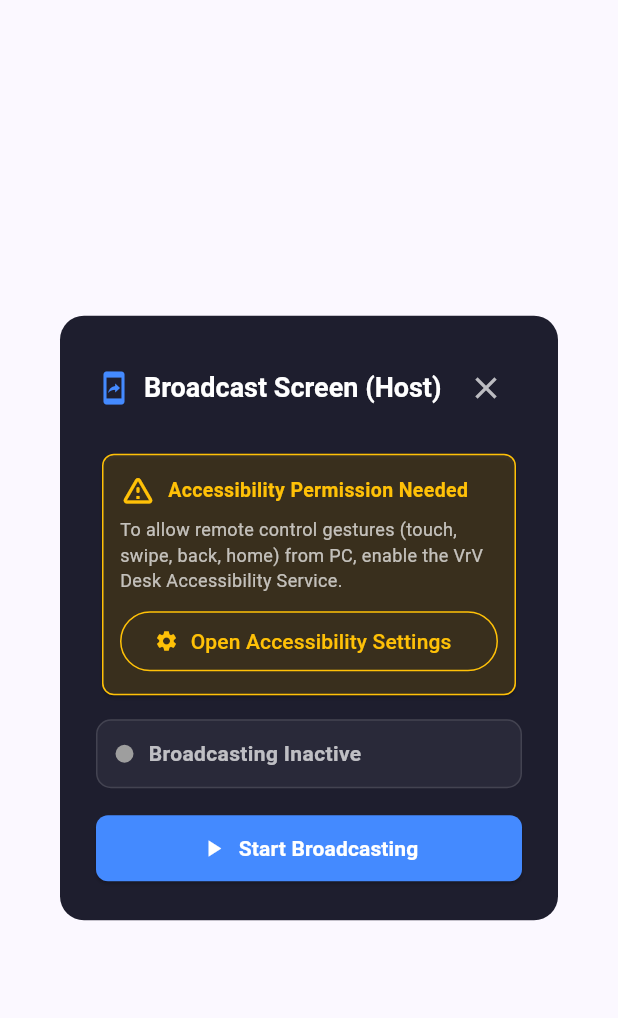
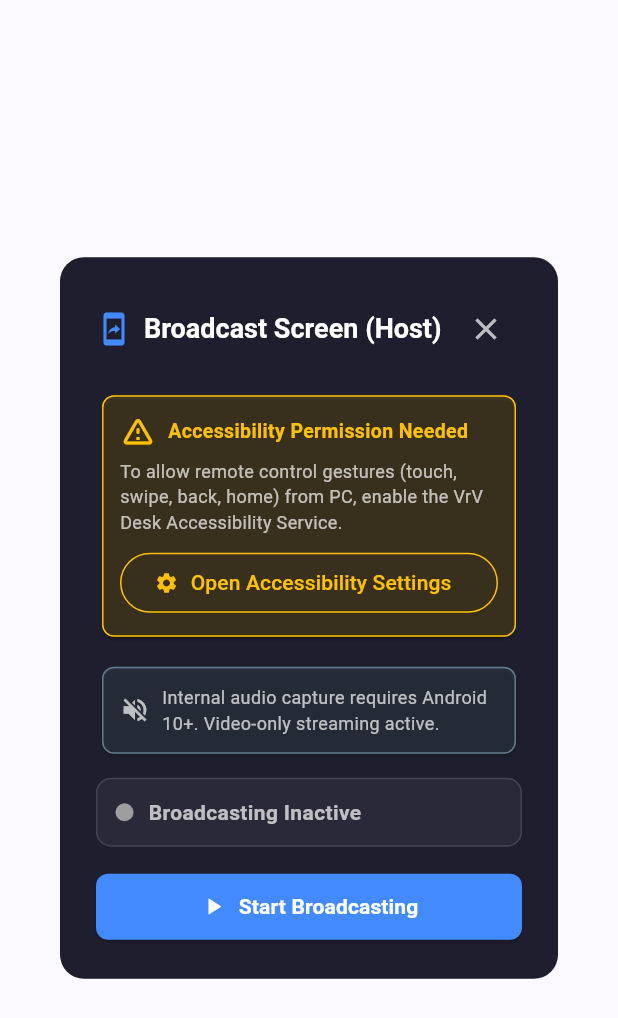
Before and after one commit to rapoii/vrv-desk, a Flutter app: the HostModeDialog widget shown alone on an empty page, opened directly with empty values, on a phone screen of 412 x 824 dp. Shown: the top 1018 px of the screen. Run offline on Flutter 3.47's test engine with Material 3 defaults, Android fonts, the phone set to English and light mode, and no system bars; our stand-ins replace qr_flutter; missing offline and left inert: cryptography, mobile_scanner.

Commit message:
feat(ui): add internal audio detection, fallback warning, and multiplexed VAUD streaming

```diff
--- a/lib/src/services/android_host_service.dart
+++ b/lib/src/services/android_host_service.dart
@@ -459,6 +459,15 @@
     }
   }
 
+  Future<bool> isInternalAudioSupported() async {
+    try {
+      final res = await _captureChannel.invokeMethod<bool>('isInternalAudioSupported');
+      return res ?? false;
+    } catch (_) {
+      return false;
+    }
+  }
+
   Future<bool> startCapture({
     int resultCode = -1, // Activity.RESULT_OK
     dynamic intentData,
@@ -466,6 +475,7 @@
     int height = 720,
     int bitrate = 2500000,
     int fps = 30,
+    bool enableAudio = true,
   }) async {
     try {
       final res = await _captureChannel.invokeMethod<bool>('startCapture', {
@@ -475,6 +485,7 @@
         'height': height,
         'bitrate': bitrate,
         'fps': fps,
+        'enableAudio': enableAudio,
       });
       return res ?? false;
     } catch (_) {
--- a/lib/src/widgets/host_mode_dialog.dart
+++ b/lib/src/widgets/host_mode_dialog.dart
@@ -30,6 +30,7 @@
 class _HostModeDialogState extends State<HostModeDialog> {
   late final AndroidHostService _hostService;
   bool _isAccessibilityEnabled = true;
+  bool _isAudioSupported = true;
   bool _isStartingOrStopping = false;
   Timer? _metricsTimer;
 
@@ -38,6 +39,7 @@
     super.initState();
     _hostService = widget.hostService ?? AndroidHostService();
     _checkAccessibility();
+    _checkAudioSupport();
     _startMetricsTimer();
   }
 
@@ -61,6 +63,15 @@
     if (mounted) {
       setState(() {
         _isAccessibilityEnabled = enabled;
+      });
+    }
+  }
+
+  Future<void> _checkAudioSupport() async {
+    final supported = await _hostService.isInternalAudioSupported();
+    if (mounted) {
+      setState(() {
+        _isAudioSupported = supported;
       });
     }
   }
@@ -196,6 +207,56 @@
                 ),
               ),
               const SizedBox(height: 12),
+            ],
+
+            // Audio capability notification: fallback warning on < Android 10 or active badge
+            if (!_isAudioSupported) ...[
+              Card(
+                key: const Key('audio_fallback_warning_card'),
+                color: Colors.blueGrey.withOpacity(0.2),
+                shape: RoundedRectangleBorder(
+                  side: const BorderSide(color: Colors.blueGrey, width: 1),
+                  borderRadius: BorderRadius.circular(8),
+                ),
+                child: const Padding(
+                  padding: EdgeInsets.all(12.0),
+                  child: Row(
+                    children: [
+                      Icon(Icons.volume_off, color: Colors.white70, size: 20),
+                      SizedBox(width: 8),
+                      Expanded(
+                        child: Text(
+                          'Internal audio capture requires Android 10+. Video-only streaming active.',
+                          style: TextStyle(color: Colors.white70, fontSize: 12),
+                        ),
+                      ),
+                    ],
+                  ),
+                ),
+              ),
+              const SizedBox(height: 12),
+            ] else ...[
+              Container(
+                key: const Key('audio_active_badge'),
+                padding: const EdgeInsets.symmetric(horizontal: 10, vertical: 6),
+                margin: const EdgeInsets.only(bottom: 12),
+                decoration: BoxDecoration(
+                  color: Colors.teal.withOpacity(0.15),
+                  borderRadius: BorderRadius.circular(6),
+                  border: Border.all(color: Colors.teal.withOpacity(0.3)),
+                ),
+                child: const Row(
+                  mainAxisSize: MainAxisSize.min,
+                  children: [
+                    Icon(Icons.volume_up, color: Colors.greenAccent, size: 16),
+                    SizedBox(width: 6),
+                    Text(
+                      'Internal Audio (48kHz Stereo) Supported',
+                      style: TextStyle(color: Colors.greenAccent, fontSize: 11, fontWeight: FontWeight.w500),
+                    ),
+                  ],
+                ),
+              ),
             ],
 
             // Status Card
```
Also changed, not shown: 2 other files.
